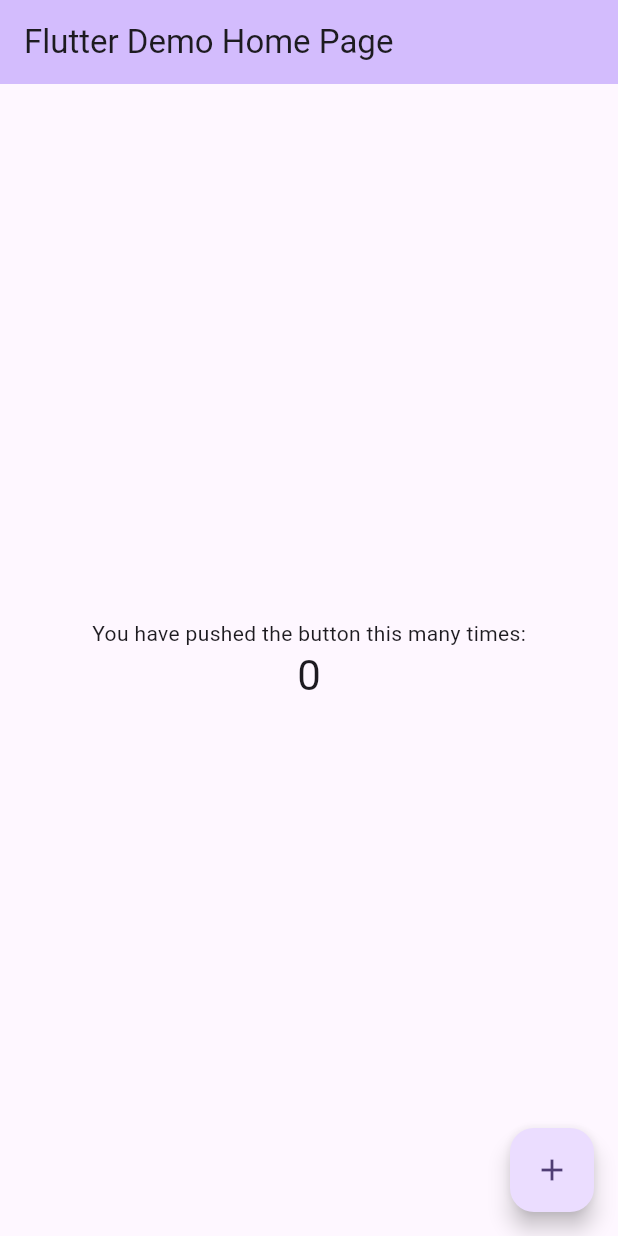
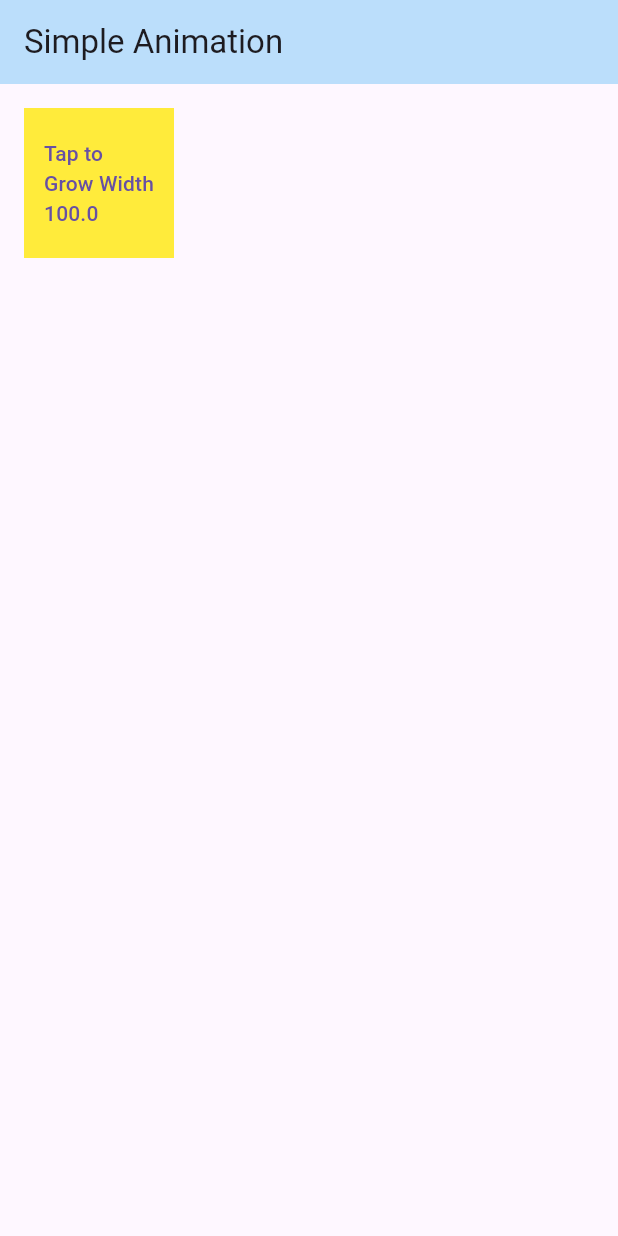
Before and after one commit to OhMyBenn/Animasi_Sederhana, a Flutter app: the screen it shows after launch, on a phone screen of 412 x 824 dp. Run offline on Flutter 3.47's test engine with Material 3 defaults, Android fonts, the phone set to English and light mode, and no system bars.

Commit message:
HomeScreen

```diff
--- a/lib/main.dart
+++ b/lib/main.dart
@@ -1,4 +1,5 @@
 import 'package:flutter/material.dart';
+import 'package:simple_animation/widgets/animated_container.dart';
 
 void main() {
   runApp(const MyApp());
@@ -6,116 +7,24 @@ void main() {
 
 class MyApp extends StatelessWidget {
   const MyApp({super.key});
-
-  // This widget is the root of your application.
   @override
   Widget build(BuildContext context) {
-    return MaterialApp(
-      title: 'Flutter Demo',
-      theme: ThemeData(
-        // This is the theme of your application.
-        //
-        // TRY THIS: Try running your application with "flutter run". You'll see
-        // the application has a purple toolbar. Then, without quitting the app,
-        // try changing the seedColor in the colorScheme below to Colors.green
-        // and then invoke "hot reload" (save your changes or press the "hot
-        // reload" button in a Flutter-supported IDE, or press "r" if you used
-        // the command line to start the app).
-        //
-        // Notice that the counter didn't reset back to zero; the application
-        // state is not lost during the reload. To reset the state, use hot
-        // restart instead.
-        //
-        // This works for code too, not just values: Most code changes can be
-        // tested with just a hot reload.
-        colorScheme: .fromSeed(seedColor: Colors.deepPurple),
-      ),
-      home: const MyHomePage(title: 'Flutter Demo Home Page'),
-    );
+    return const MaterialApp(title: 'Simple Animation', home: HomeScreen());
   }
 }
 
-class MyHomePage extends StatefulWidget {
-  const MyHomePage({super.key, required this.title});
-
-  // This widget is the home page of your application. It is stateful, meaning
-  // that it has a State object (defined below) that contains fields that affect
-  // how it looks.
-
-  // This class is the configuration for the state. It holds the values (in this
-  // case the title) provided by the parent (in this case the App widget) and
-  // used by the build method of the State. Fields in a Widget subclass are
-  // always marked "final".
-
-  final String title;
-
-  @override
-  State<MyHomePage> createState() => _MyHomePageState();
-}
-
-class _MyHomePageState extends State<MyHomePage> {
-  int _counter = 0;
-
-  void _incrementCounter() {
-    setState(() {
-      // This call to setState tells the Flutter framework that something has
-      // changed in this State, which causes it to rerun the build method below
-      // so that the display can reflect the updated values. If we changed
-      // _counter without calling setState(), then the build method would not be
-      // called again, and so nothing would appear to happen.
-      _counter++;
-    });
-  }
-
+class HomeScreen extends StatelessWidget {
+  const HomeScreen({super.key});
   @override
   Widget build(BuildContext context) {
-    // This method is rerun every time setState is called, for instance as done
-    // by the _incrementCounter method above.
-    //
-    // The Flutter framework has been optimized to make rerunning build methods
-    // fast, so that you can just rebuild anything that needs updating rather
-    // than having to individually change instances of widgets.
     return Scaffold(
       appBar: AppBar(
-        // TRY THIS: Try changing the color here to a specific color (to
-        // Colors.amber, perhaps?) and trigger a hot reload to see the AppBar
-        // change color while the other colors stay the same.
-        backgroundColor: Theme.of(context).colorScheme.inversePrimary,
-        // Here we take the value from the MyHomePage object that was created by
-        // the App.build method, and use it to set our appbar title.
-        title: Text(widget.title),
+        title: const Text('Simple Animation'),
+        backgroundColor: Colors.blue[100],
       ),
-      body: Center(
-        // Center is a layout widget. It takes a single child and positions it
-        // in the middle of the parent.
-        child: Column(
-          // Column is also a layout widget. It takes a list of children and
-          // arranges them vertically. By default, it sizes itself to fit its
-          // children horizontally, and tries to be as tall as its parent.
-          //
-          // Column has various properties to control how it sizes itself and
-          // how it positions its children. Here we use mainAxisAlignment to
-          // center the children vertically; the main axis here is the vertical
-          // axis because Columns are vertical (the cross axis would be
-          // horizontal).
-          //
-          // TRY THIS: Invoke "debug painting" (choose the "Toggle Debug Paint"
-          // action in the IDE, or press "p" in the console), to see the
-          // wireframe for each widget.
-          mainAxisAlignment: .center,
-          children: [
-            const Text('You have pushed the button this many times:'),
-            Text(
-              '$_counter',
-              style: Theme.of(context).textTheme.headlineMedium,
-            ),
-          ],
-        ),
-      ),
-      floatingActionButton: FloatingActionButton(
-        onPressed: _incrementCounter,
-        tooltip: 'Increment',
-        child: const Icon(Icons.add),
+      body: const Padding(
+        padding: EdgeInsets.all(16.0),
+        child: Column(children: [AnimatedContainerWidget()]),
       ),
     );
   }
--- /dev/null
+++ b/lib/widgets/animated_container.dart
@@ -0,0 +1,40 @@
+import 'package:flutter/material.dart';
+
+class AnimatedContainerWidget extends StatefulWidget {
+  const AnimatedContainerWidget ({super.key});
+
+  @override
+  State<AnimatedContainerWidget> createState() => _AnimatedContainerWidgetState();
+}
+
+class _AnimatedContainerWidgetState extends State<AnimatedContainerWidget> {
+  final double _height = 100.0;
+  double _width = 100.0;
+
+  void increaseWidth() {
+    setState(() {
+      _width = _width >= 350.0 ? 100.0 : _width += 50.0;
+    });
+  }
+
+  @override
+  Widget build(BuildContext context) {
+    return Row(
+      children: [
+        AnimatedContainer(
+          duration: const Duration(milliseconds: 1000),
+          curve: Curves.elasticOut,
+          color: Colors.yellow,
+          height: _height,
+          width: _width,
+          child: TextButton(
+            child: Text('Tap to\nGrow Width\n$_width'),
+            onPressed: () {
+              increaseWidth();
+            },
+          ),
+        ),
+      ],
+    );
+  }
+}
```
